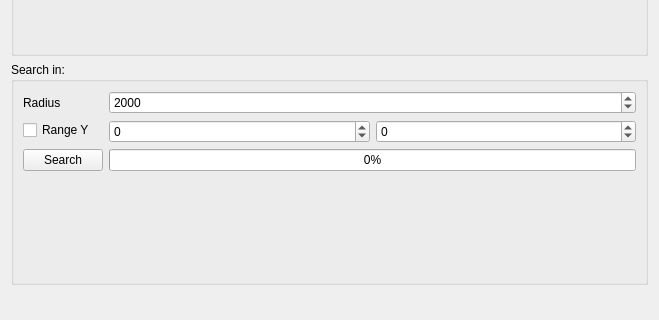
This is search/searchchunkswidget.ui in mrkite/minutor as Qt 5 draws it before an edit; both pictures show x 0 to 659 and y 178 to 498 of the 659 by 703 pixel window. The edited form follows.
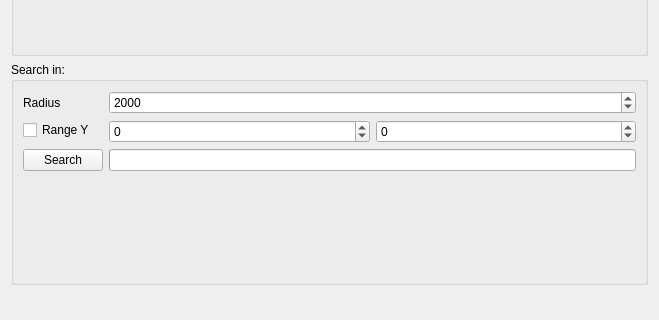
This is the edited form. Custom widgets are drawn as their Qt base class.

Commit message:
drop unncessary attributes in .ui files (#310)
- window title for custom widgets
- modified but has default value attributes

Patch:
```diff
--- a/search/searchchunkswidget.ui
+++ b/search/searchchunkswidget.ui
@@ -84,11 +84,7 @@
          </layout>
         </item>
         <item row="4" column="1">
-         <widget class="QProgressBar" name="progressBar">
-          <property name="value">
-           <number>0</number>
-          </property>
-         </widget>
+         <widget class="QProgressBar" name="progressBar"/>
         </item>
         <item row="4" column="0">
          <widget class="QPushButton" name="pb_search">
```
Left out of the diff: 3 changed lines with no effect on the pictures. The commit also changes 4 other files.
